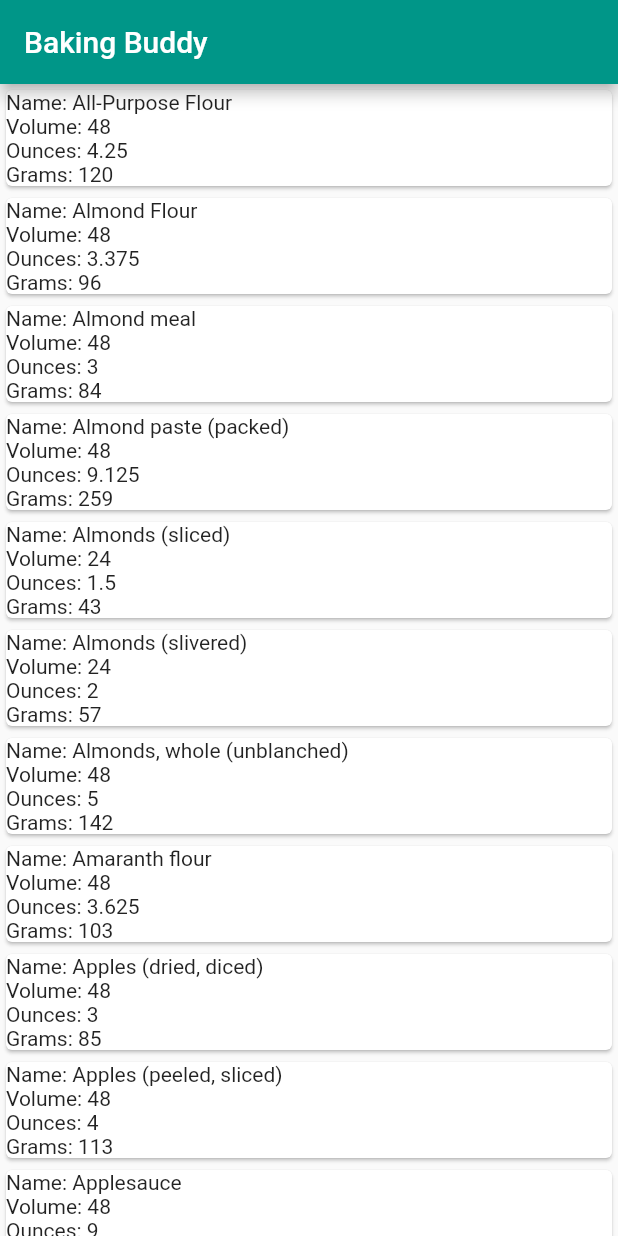
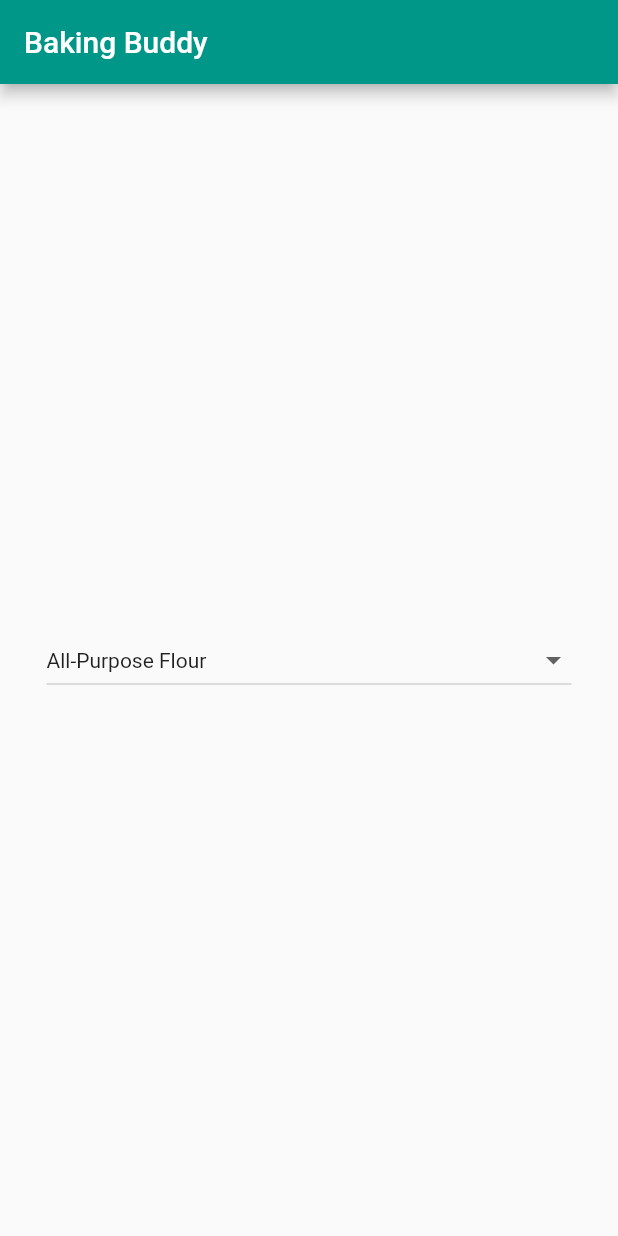
Before and after one commit to dmoster/baking-buddy_js, a Flutter app: the screen it shows after launch, on a phone screen of 412 x 824 dp. Run offline on Flutter 3.47's test engine with Material 2 defaults, Android fonts, the light colour scheme and no system bars; generated files the repository leaves out were written again.

Commit message:
add ingredient dropdown

```diff
--- a/lib/main.dart
+++ b/lib/main.dart
@@ -1,6 +1,4 @@
 import 'dart:convert';
-import 'package:baking_buddy/screens/calc/widgets/ingredient.dart';
-
 import 'package:flutter/material.dart';
 
 void main() => runApp(MaterialApp(
@@ -31,22 +29,26 @@ class _HomePageState extends State<HomePage> {
                 .loadString('data/ingredientsList.json'),
             builder: (context, snapshot) {
               var ingredientsList = jsonDecode(snapshot.data.toString());
+              List<String> ingredientNames =
+                  getIngredientNames(ingredientsList);
 
-              return ListView.builder(
-                itemBuilder: (BuildContext context, int index) {
-                  return Card(
-                    child: Column(
-                      crossAxisAlignment: CrossAxisAlignment.stretch,
-                      children: <Widget>[
-                        Text('Name: ' + ingredientsList[index]['name']),
-                        Text('Volume: ' + ingredientsList[index]['volume']),
-                        Text('Ounces: ' + ingredientsList[index]['ounces']),
-                        Text('Grams: ' + ingredientsList[index]['grams']),
-                      ],
-                    ),
+              String dropdownValue = 'All-Purpose Flour';
+              String newValue = '';
+
+              return DropdownButton<String>(
+                value: dropdownValue,
+                onChanged: (newValue) {
+                  setState(() {
+                    dropdownValue = newValue;
+                  });
+                },
+                items: ingredientNames
+                    .map<DropdownMenuItem<String>>((String value) {
+                  return DropdownMenuItem<String>(
+                    value: value,
+                    child: Text(value, style: TextStyle(fontSize: 14)),
                   );
-                },
-                itemCount: ingredientsList == null ? 0 : ingredientsList.length,
+                }).toList(),
               );
             },
           ),
@@ -55,3 +57,13 @@ class _HomePageState extends State<HomePage> {
     );
   }
 }
+
+List<String> getIngredientNames(ingredientsList) {
+  var ingredientNames = List<String>();
+
+  for (var item in ingredientsList) {
+    ingredientNames.add(item['name']);
+  }
+
+  return ingredientNames;
+}
```
